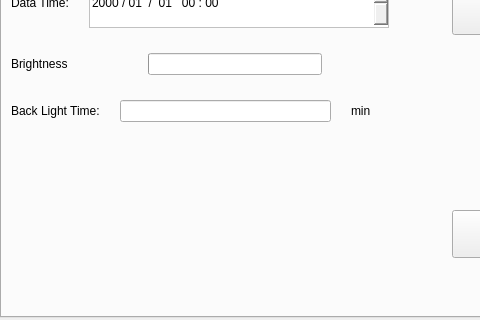
First picture: the form in hcsettings/ichcsystemsettingsframe.ui, repository GaussCheng/2-5AxisPunch, before the edit; both pictures show x 0 to 480 and y 127 to 447 of the 593 by 447 pixel window.
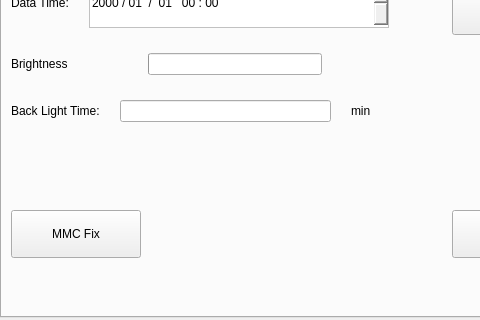
Second picture: the form after the edit. Icons and pictures are not drawn. Custom widgets are drawn as their Qt base class.

What changed in the file:
```diff
--- a/hcsettings/ichcsystemsettingsframe.ui
+++ b/hcsettings/ichcsystemsettingsframe.ui
@@ -429,6 +429,31 @@
        </item>
        <item>
         <layout class="QHBoxLayout" name="horizontalLayout_3">
+         <item>
+          <widget class="QPushButton" name="mmcFix">
+           <property name="sizePolicy">
+            <sizepolicy hsizetype="Preferred" vsizetype="Preferred">
+             <horstretch>0</horstretch>
+             <verstretch>0</verstretch>
+            </sizepolicy>
+           </property>
+           <property name="minimumSize">
+            <size>
+             <width>80</width>
+             <height>48</height>
+            </size>
+           </property>
+           <property name="maximumSize">
+            <size>
+             <width>130</width>
+             <height>48</height>
+            </size>
+           </property>
+           <property name="text">
+            <string>MMC Fix</string>
+           </property>
+          </widget>
+         </item>
          <item>
           <widget class="QLabel" name="versionLabel_2">
            <property name="text">
```
Left out of the diff: 2 changed lines with no effect on the pictures.
